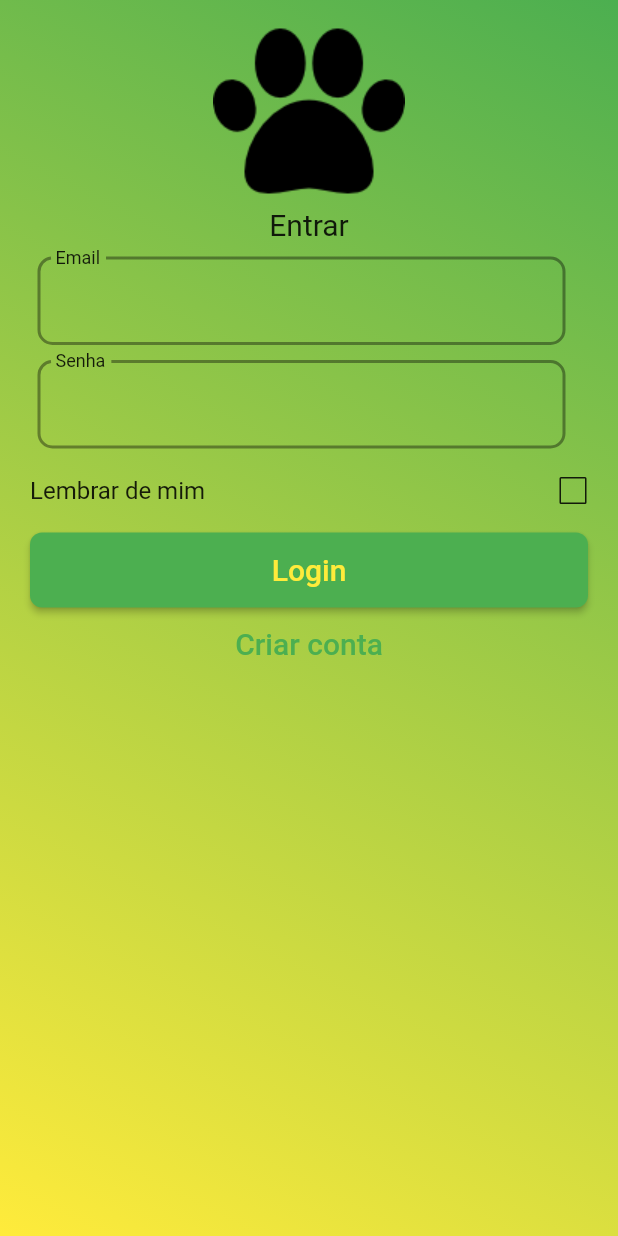
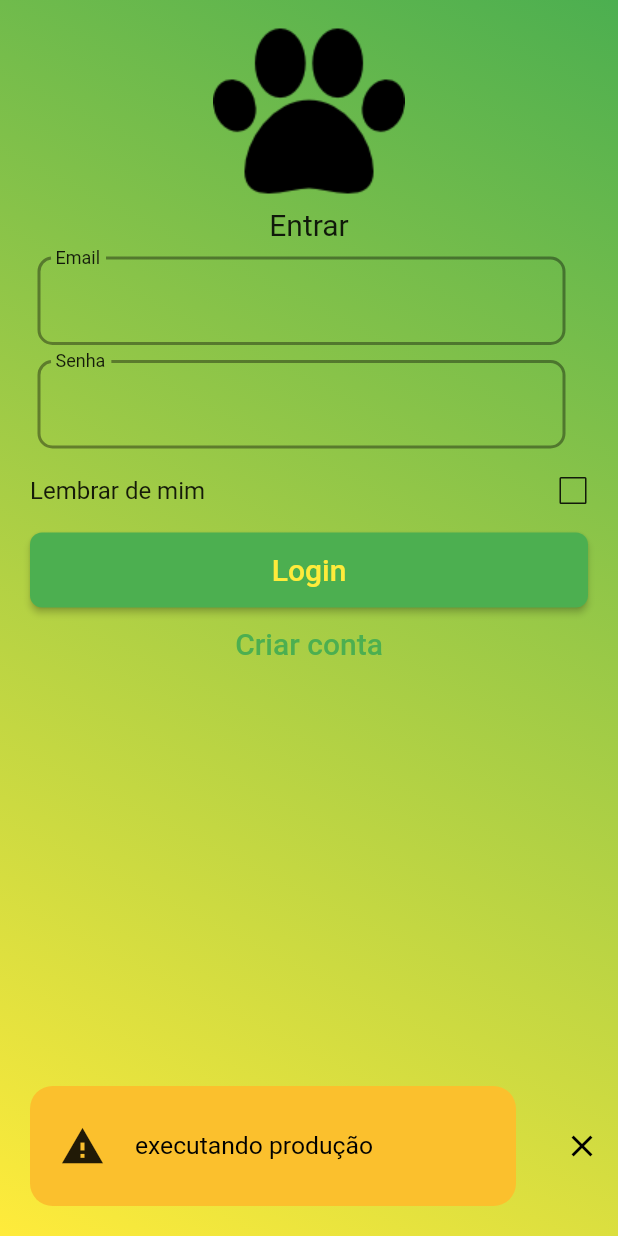
Before and after one commit to pauloheinen/Adote-um-Pet, a Flutter app: the screen it shows after launch, after a tap on "Login", on a phone screen of 412 x 824 dp. Run offline on Flutter 3.47's test engine with Material 2 defaults, Android fonts, the phone set to English and light mode, and no system bars; our stand-ins replace dropdown_button2, flutter_chat_bubble, flutter_dotenv, flutter_local_notifications, gallery_saver, image_picker and 3 more; missing offline and left inert: bcrypt, cidades_estados_ibge, infinity_page_view_astro, mysql_client, remove_diacritic; accounts and stored records are empty.

```diff
--- a/lib/android/pages/login_page.dart
+++ b/lib/android/pages/login_page.dart
@@ -144,8 +144,12 @@ class _LoginPageState extends State<LoginPage> {
       {
         Toast.warningToast(context, "executando produção");
 
-        Toast.informToast(context, )
-      }
+        Toast.informToast(context, String.fromEnvironment("host") );
+        Toast.informToast(context, String.fromEnvironment("databaseName") );
+
+        dotenv.get("host");
+
+    }
 
 
 
```
